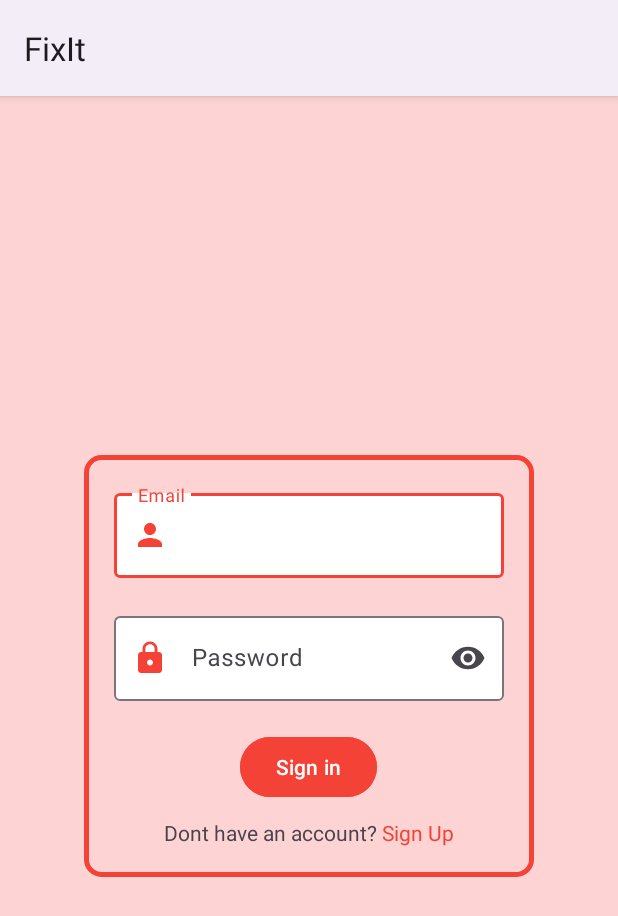
After one commit to Ayush301077/FixIt, an Android app: the CustomerSignInActivity screen opened directly, with no data from a screen before it, on a phone screen of 412 x 824 dp. The commit adds this screen. Shown: the top 916 px of the screen. Run offline under Robolectric (Android 15) with nearby library versions, the phone set to English and light mode, and no system bars; our stand-ins replace Firebase (no records; nobody signed in at launch, a user with empty details on screens opened directly).

Commit message:
wrote java backend to handle login-logout

```diff
--- /dev/null
+++ b/app/src/main/java/com/example/fixit/CustomerSignInActivity.java
@@ -0,0 +1,64 @@
+package com.example.fixit;
+
+import android.content.Intent;
+import android.os.Bundle;
+import android.view.View;
+import android.widget.Button;
+import android.widget.TextView;
+import android.widget.Toast;
+
+import androidx.appcompat.app.AppCompatActivity;
+
+import com.google.android.material.textfield.TextInputEditText;
+import com.google.firebase.auth.FirebaseAuth;
+
+public class CustomerSignInActivity extends AppCompatActivity {
+    FirebaseAuth auth;
+    TextInputEditText emailInput, passwordinput;
+    Button signInBtn;
+    TextView signUpTxtView;
+
+    @Override
+    protected void onCreate(Bundle savedInstanceState) {
+        super.onCreate(savedInstanceState);
+        setContentView(R.layout.activity_customer_signin);
+        auth = FirebaseAuth.getInstance();
+        emailInput = findViewById(R.id.emailInput);
+        passwordinput = findViewById(R.id.passwordinput);
+        signInBtn = findViewById(R.id.signInBtn);
+        signUpTxtView = findViewById(R.id.signUpTxtView);
+
+        signInBtn.setOnClickListener(new View.OnClickListener() {
+            @Override
+            public void onClick(View view) {
+                String email = emailInput.getText().toString();
+                String pass = passwordinput.getText().toString();
+
+                if(email.isEmpty() || pass.isEmpty())
+                {
+                    Toast.makeText(CustomerSignInActivity.this, "Enter valid credentials", Toast.LENGTH_SHORT).show();
+                }
+
+                auth.signInWithEmailAndPassword(email, pass).addOnCompleteListener(task -> {
+                    if(task.isSuccessful()){
+                        startActivity(new Intent(CustomerSignInActivity.this, CustomerDashboardActivity.class));
+                        finish();
+                    }
+                    else{
+                        Toast.makeText(CustomerSignInActivity.this, "Authentication failed", Toast.LENGTH_SHORT).show();
+                    }
+                });
+            }
+        });
+
+
+        signUpTxtView.setOnClickListener(new View.OnClickListener() {
+            @Override
+            public void onClick(View view) {
+                startActivity(new Intent(CustomerSignInActivity.this, CustomerSignUpActivity.class));
+            }
+        });
+
+
+    }
+}
--- a/app/src/main/java/com/example/fixit/RoleSelectorActivity.java
+++ b/app/src/main/java/com/example/fixit/RoleSelectorActivity.java
@@ -20,15 +20,13 @@ public class RoleSelectorActivity extends AppCompatActivity {
         servicetaker.setOnClickListener(new View.OnClickListener() {
             @Override
             public void onClick(View view) {
-                startActivity(new Intent(RoleSelectorActivity.this, CustomerSelection.class));
-                finish();
+                startActivity(new Intent(RoleSelectorActivity.this, CustomerSignInActivity.class));
             }
         });
         serviceprovider.setOnClickListener(new View.OnClickListener() {
             @Override
             public void onClick(View view) {
-                startActivity(new Intent(RoleSelectorActivity.this, ServiceProviderActivity.class));
-                finish();
+                startActivity(new Intent(RoleSelectorActivity.this, ServiceProviderSigninActivity.class));
             }
         });
 
--- /dev/null
+++ b/app/src/main/res/layout/activity_customer_signin.xml
@@ -0,0 +1,97 @@
+<?xml version="1.0" encoding="utf-8"?>
+<LinearLayout xmlns:android="http://schemas.android.com/apk/res/android"
+    xmlns:app="http://schemas.android.com/apk/res-auto"
+    xmlns:tools="http://schemas.android.com/tools"
+    android:id="@+id/main"
+    android:background="#FDD3D3"
+    android:orientation="vertical"
+    android:layout_width="match_parent"
+    android:layout_height="match_parent"
+    android:gravity="center"
+    tools:context=".CustomerSignInActivity">
+
+    <LinearLayout
+        android:layout_width="300dp"
+        android:layout_height="wrap_content"
+        app:layout_constraintTop_toTopOf="parent"
+        app:layout_constraintLeft_toLeftOf="parent"
+        android:orientation="vertical"
+        android:padding="20dp"
+        android:background="@drawable/border">
+
+        <com.google.android.material.textfield.TextInputLayout
+            app:startIconTint="#F44336"
+            app:startIconDrawable="@drawable/nameicon"
+            android:layout_width="match_parent"
+            android:layout_height="wrap_content"
+            android:hint="Email"
+            app:endIconMode="clear_text"
+            app:hintTextColor="#F44336"
+            app:boxStrokeColor="#F44336"
+            app:boxBackgroundColor="@color/white"
+            >
+
+            <com.google.android.material.textfield.TextInputEditText
+                android:id="@+id/emailInput"
+                android:layout_width="match_parent"
+                android:layout_height="wrap_content"
+                />
+
+
+        </com.google.android.material.textfield.TextInputLayout>
+
+
+        <com.google.android.material.textfield.TextInputLayout
+            android:layout_width="match_parent"
+            android:layout_height="wrap_content"
+            android:layout_marginTop="20dp"
+            android:hint="Password"
+            app:boxBackgroundColor="@color/white"
+            app:startIconDrawable="@drawable/baseline_lock_24"
+            app:startIconTint="#F44336"
+            app:endIconMode="password_toggle">
+
+            <com.google.android.material.textfield.TextInputEditText
+                android:id="@+id/passwordinput"
+                android:layout_width="match_parent"
+                android:layout_height="wrap_content"
+                android:inputType="textPassword"
+                tools:layout_editor_absoluteX="-1dp"
+                tools:layout_editor_absoluteY="175dp" />
+        </com.google.android.material.textfield.TextInputLayout>
+
+        <Button
+            android:id="@+id/signInBtn"
+            android:layout_width="wrap_content"
+            android:layout_height="wrap_content"
+            android:text="Sign in"
+            android:backgroundTint="#F44336"
+            android:layout_gravity="center"
+            android:layout_marginTop="20dp"/>
+
+        <LinearLayout
+            android:layout_width="wrap_content"
+            android:layout_height="wrap_content"
+            android:layout_gravity="center"
+            android:layout_marginTop="10dp">
+
+            <TextView
+                android:layout_width="wrap_content"
+                android:layout_height="wrap_content"
+                android:text="Dont have an account? "/>
+            <TextView
+                android:id="@+id/signUpTxtView"
+                android:layout_width="wrap_content"
+                android:layout_height="wrap_content"
+                android:text="Sign Up"
+                android:textColor="#F44336"/>
+
+        </LinearLayout>
+
+
+
+    </LinearLayout>
+
+
+
+</LinearLayout>
--- a/build.gradle
+++ b/build.gradle
@@ -1,4 +1,5 @@
 // Top-level build file where you can add configuration options common to all sub-projects/modules.
 plugins {
 alias(libs.plugins.android.application) apply false
+    id 'com.google.gms.google-services' version '4.4.2' apply false
 }
```
Also changed, not shown: app/build.gradle (+9 -0 lines), app/src/main/AndroidManifest.xml (+11 -2 lines), app/src/main/java/com/example/fixit/CustomerDashboardActivity.java (renamed from app/src/main/java/com/example/fixit/ServiceProviderActivity.java, +2 -6 lines), app/src/main/java/com/example/fixit/CustomerSelection.java (deleted, +0 -18 lines), app/src/main/java/com/example/fixit/CustomerSignUpActivity.java (added, +71 -0 lines), app/src/main/java/com/example/fixit/ServiceProviderDashboard.java (added, +24 -0 lines), app/src/main/java/com/example/fixit/ServiceProviderSignUpActivity.java (added, +71 -0 lines), app/src/main/java/com/example/fixit/ServiceProviderSigninActivity.java (added, +64 -0 lines), app/src/main/res/layout/activity_customer_dashboard.xml (added, +10 -0 lines), app/src/main/res/layout/activity_customer_sign_up.xml (added, +97 -0 lines), app/src/main/res/layout/activity_service_provider_dashboard.xml (added, +10 -0 lines), app/src/main/res/layout/activity_service_provider_sign_up.xml (renamed from app/src/main/res/layout/activity_service_provider.xml, +10 -8 lines), app/src/main/res/layout/activity_service_provider_signin.xml (renamed from app/src/main/res/layout/activity_customer_selection.xml, +4 -3 lines), 1 other file.
